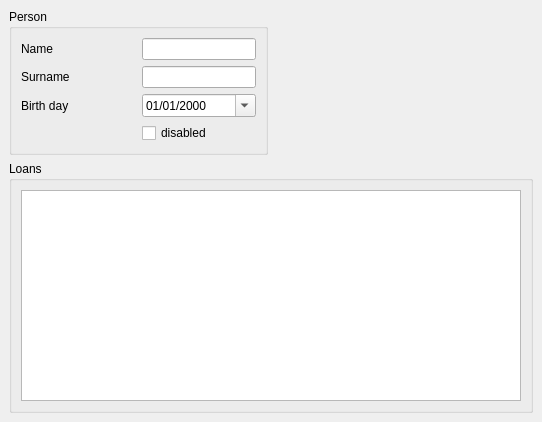
The window that src/com/axiastudio/pypapi/demo/forms/person.ui (tizianolattisi/pypapi) describes before a commit, drawn with Qt 5.
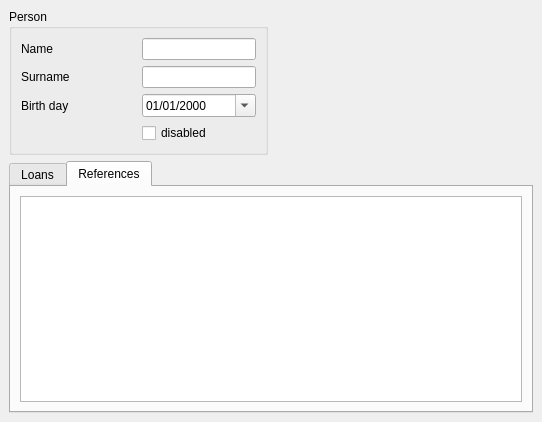
The same window after the commit. The open tabs and pages were chosen to show the change. Custom widgets are drawn as their Qt base class.

Commit message: Demo application uses new integer item and the delegate for in-line edit in TableView.

Diff of the .ui file:
```diff
--- a/src/com/axiastudio/pypapi/demo/forms/person.ui
+++ b/src/com/axiastudio/pypapi/demo/forms/person.ui
@@ -118,10 +118,14 @@
      </spacer>
     </item>
     <item row="1" column="0" colspan="2">
-     <widget class="QGroupBox" name="groupBox_2">
-      <property name="title">
+     <widget class="QTabWidget" name="tabWidget">
+      <property name="currentIndex">
+       <number>0</number>
+      </property>
+      <widget class="QWidget" name="tab">
+       <attribute name="title">
        <string>Loans</string>
-      </property>
+       </attribute>
       <layout class="QVBoxLayout" name="verticalLayout">
        <item>
         <widget class="com.axiastudio.pypapi.ui.widgets.PyPaPiTableView" name="tableView">
@@ -137,6 +141,24 @@
         </widget>
        </item>
       </layout>
+      </widget>
+      <widget class="QWidget" name="tab_2">
+       <attribute name="title">
+        <string>References</string>
+       </attribute>
+       <layout class="QVBoxLayout" name="verticalLayout_2">
+        <item>
+         <widget class="com.axiastudio.pypapi.ui.widgets.PyPaPiTableView" name="tableView_2">
+          <property name="entity" stdset="0">
+           <string>.referenceCollection</string>
+          </property>
+          <property name="columns" stdset="0">
+           <string>active,priority,referencetype,referencevalue,note</string>
+          </property>
+         </widget>
+        </item>
+       </layout>
+      </widget>
      </widget>
     </item>
    </layout>
```
Left out of the diff: 2 changed lines with no effect on the pictures. Lines whose indentation alone changed are shown as unchanged. The commit also changes 7 other files.
